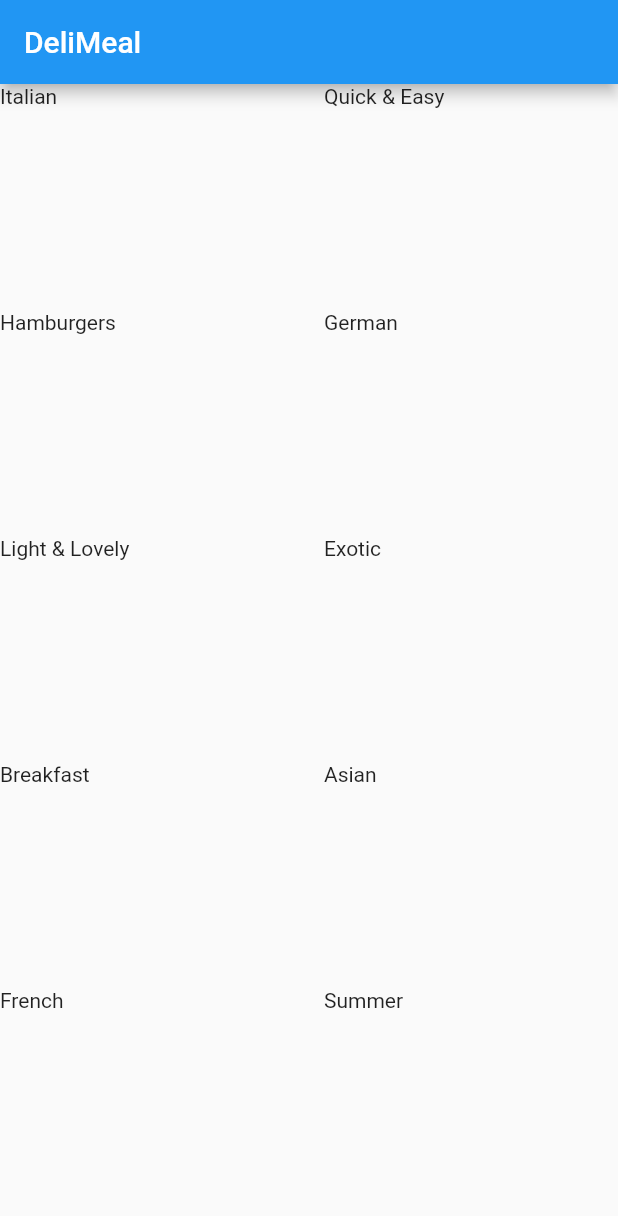
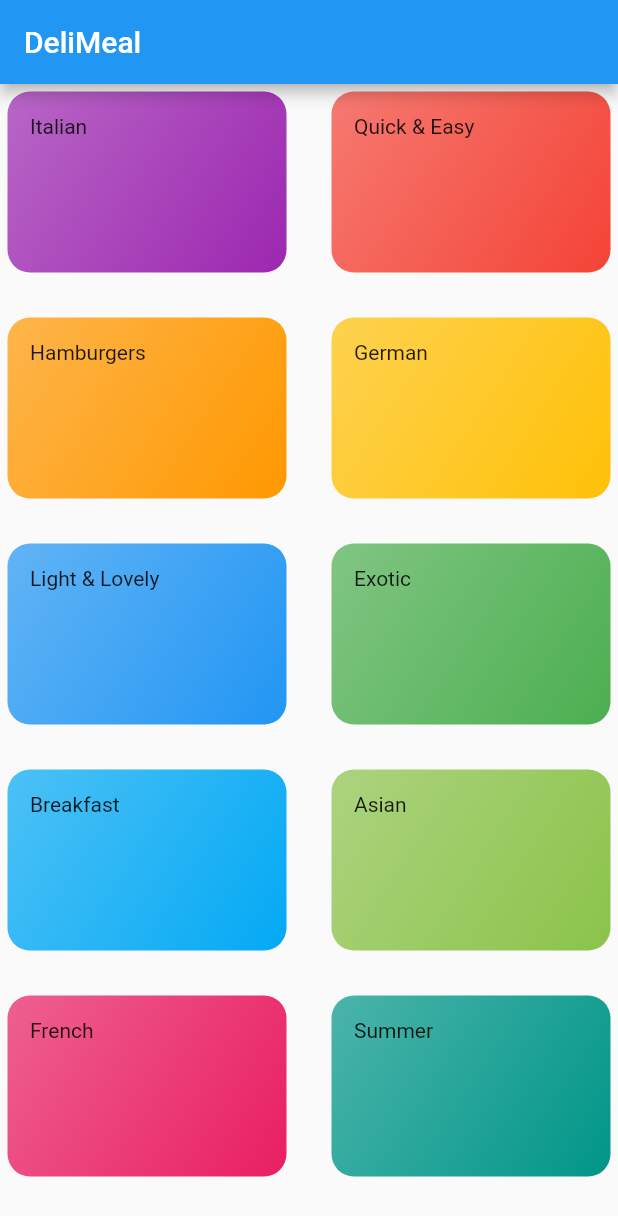
Before and after one commit to joepasss/flutter_study, a Flutter app: the screen it shows after launch, on a phone screen of 412 x 824 dp. Shown: the top 1216 px of the screen. Run offline on Flutter 3.47's test engine with Material 2 defaults, Android fonts, the phone set to English and light mode, and no system bars.

Commit message:
Add category item

```diff
--- a/meals_app/lib/categories_screen.dart
+++ b/meals_app/lib/categories_screen.dart
@@ -1,4 +1,5 @@
 import 'package:flutter/material.dart';
+import 'package:meals_app/category_item.dart';
 
 import './dummy_data.dart';
 
@@ -20,7 +21,10 @@ class CategoriesScreen extends StatelessWidget {
         ),
         children: DUMMY_CATEGORIES
             .map(
-              (catData) => Text(catData.title),
+              (catData) => CategoryItem(
+                title: catData.title,
+                color: catData.color,
+              ),
             )
             .toList(),
       ),
--- /dev/null
+++ b/meals_app/lib/category_item.dart
@@ -0,0 +1,35 @@
+import 'package:flutter/material.dart';
+
+class CategoryItem extends StatelessWidget {
+  const CategoryItem({
+    Key? key,
+    required this.title,
+    required this.color,
+  }) : super(key: key);
+
+  final String title;
+  final Color color;
+
+  @override
+  Widget build(BuildContext context) {
+    return Container(
+      margin: const EdgeInsets.symmetric(
+        horizontal: 5,
+        vertical: 5,
+      ),
+      padding: const EdgeInsets.all(15),
+      decoration: BoxDecoration(
+        gradient: LinearGradient(
+          colors: [
+            color.withOpacity(0.7),
+            color,
+          ],
+          begin: Alignment.topLeft,
+          end: Alignment.bottomRight,
+        ),
+        borderRadius: BorderRadius.circular(15),
+      ),
+      child: Text(title),
+    );
+  }
+}
```
